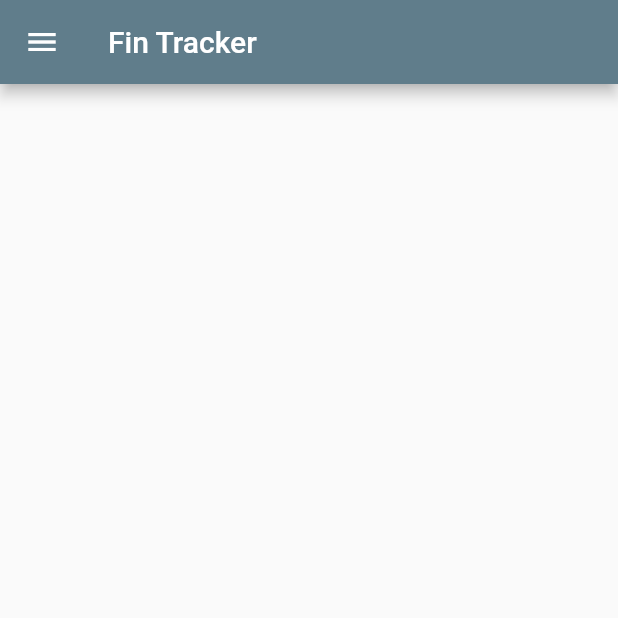
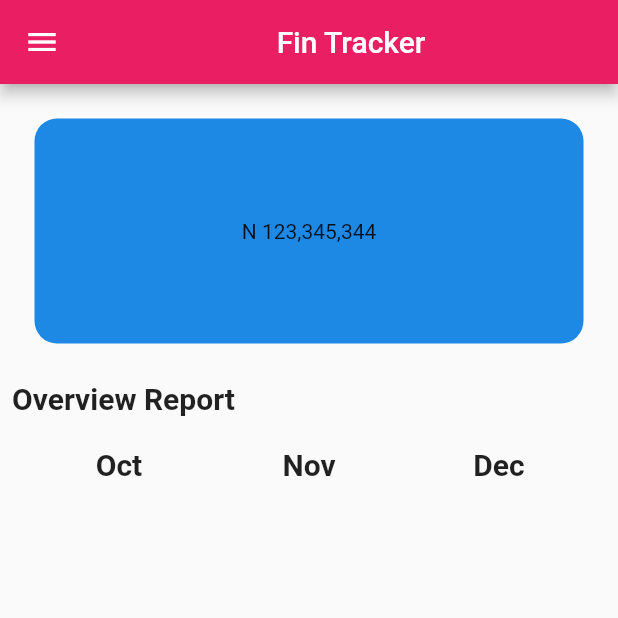
Before and after one commit to Wave780/Finance-Tracker, a Flutter app: the HomeScreen screen opened by its route, on a phone screen of 412 x 824 dp, the top half of it. Run offline on Flutter 3.47's test engine with Material 2 defaults, Android fonts, the phone set to English and light mode, and no system bars.

```diff
--- a/lib/Screen/home.dart
+++ b/lib/Screen/home.dart
@@ -8,19 +8,168 @@ class HomeScreen extends StatefulWidget {
 }
 
 class _HomeScreenState extends State<HomeScreen> {
+  DateTime today = DateTime.now();
+  DateTime now = DateTime.now();
+  int index = 1;
+
+  List<String> months = [
+    "Jan",
+    "Feb",
+    "Mar",
+    "Apr",
+    "May",
+    "Jun",
+    "Jul",
+    "Aug",
+    "Sep",
+    "Oct",
+    "Nov",
+    "Dec"
+  ];
+
+  //int index = 0;
   @override
   Widget build(BuildContext context) {
     return Scaffold(
-        appBar: AppBar(
-      leading: IconButton(
-          onPressed: () => Navigator.pop(context), icon: const Icon(Icons.menu)),
-          title: const Text('Fin Tracker'),
-    ));
+      appBar: AppBar(
+        leading: IconButton(
+            onPressed: () => Navigator.pop(context),
+            icon: const Icon(Icons.menu)),
+        title: const Center(child: Text('Fin Tracker')),
+      ),
+      body: Padding(
+        padding: const EdgeInsets.all(8.0),
+        child: Column(
+          mainAxisSize: MainAxisSize.max,
+          mainAxisAlignment: MainAxisAlignment.start,
+          crossAxisAlignment: CrossAxisAlignment.stretch,
+          children: [
+            Padding(
+              padding: const EdgeInsets.all(15.0),
+              child: Container(
+                height: 150,
+                decoration: BoxDecoration(
+                  borderRadius: BorderRadius.circular(15),
+                  color: Colors.blue.shade600,
+                ),
+                child: const Center(child: Text('N 123,345,344')),
+                //color: Colors.blue.shade600,
+              ),
+            ),
+            const SizedBox(
+              height: 10,
+            ),
+            const Text(
+              'Overview Report',
+              style: TextStyle(fontSize: 20, fontWeight: FontWeight.bold),
+            ),
+            Row(
+              mainAxisAlignment: MainAxisAlignment.spaceEvenly,
+              children: [],
+            ),
+            selectMonth()
+          ],
+        ),
+      ),
+    );
+  }
+
+  Widget selectMonth() {
+    return Padding(
+      padding: EdgeInsets.all(
+        8.0,
+      ),
+      child: Row(
+        mainAxisAlignment: MainAxisAlignment.spaceAround,
+        children: [
+          InkWell(
+            onTap: () {
+              setState(() {
+                index = 3;
+                today = DateTime(now.year, now.month - 2, today.day);
+              });
+            },
+            child: Container(
+              height: 50.0,
+              width: MediaQuery.of(context).size.width * 0.3,
+              decoration: BoxDecoration(
+                borderRadius: BorderRadius.circular(
+                  8.0,
+                ),
+                //color: index == 3 ? Static.PrimaryColor : Colors.white,
+              ),
+              alignment: Alignment.center,
+              child: Text(
+                months[now.month - 3],
+                style: TextStyle(
+                  fontSize: 20.0,
+                  fontWeight: FontWeight.w600,
+                  //color: index == 3 ? Colors.white : Static.PrimaryColor,
+                ),
+              ),
+            ),
+          ),
+          InkWell(
+            onTap: () {
+              setState(() {
+                index = 2;
+                today = DateTime(now.year, now.month - 1, today.day);
+              });
+            },
+            child: Container(
+              height: 50.0,
+              width: MediaQuery.of(context).size.width * 0.3,
+              decoration: BoxDecoration(
+                borderRadius: BorderRadius.circular(
+                  8.0,
+                ),
+                // color: index == 2 ? Static.PrimaryColor : Colors.white,
+              ),
+              alignment: Alignment.center,
+              child: Text(
+                months[now.month - 2],
+                style: TextStyle(
+                  fontSize: 20.0,
+                  fontWeight: FontWeight.w600,
+                  // color: index == 2 ? Colors.white : Static.PrimaryColor,
+                ),
+              ),
+            ),
+          ),
+          InkWell(
+            onTap: () {
+              setState(() {
+                index = 1;
+                today = DateTime.now();
+              });
+            },
+            child: Container(
+              height: 50.0,
+              width: MediaQuery.of(context).size.width * 0.3,
+              decoration: BoxDecoration(
+                borderRadius: BorderRadius.circular(
+                  8.0,
+                ),
+                //color: index == 1 ? Static.PrimaryColor : Colors.white,
+              ),
+              alignment: Alignment.center,
+              child: Text(
+                months[now.month - 1],
+                style: TextStyle(
+                  fontSize: 20.0,
+                  fontWeight: FontWeight.w600,
+                  //color: index == 1 ? Colors.white : Static.PrimaryColor,
+                ),
+              ),
+            ),
+          ),
+        ],
+      ),
+    );
   }
 }
 
-
 // ElevatedButton(
-        // child: Text('Data'),
-        // onPressed: () => Navigator.pop(context),
-      // ),
+// child: Text('Data'),
+// onPressed: () => Navigator.pop(context),
+// ),
--- a/lib/main.dart
+++ b/lib/main.dart
@@ -22,9 +22,7 @@ class MyApp extends StatelessWidget {
           // When navigating to the "/second" route, build the SecondScreen widget.
           '/second': (context) => const HomeScreen(),
         },
-        theme: ThemeData(
-          primarySwatch: Colors.blueGrey,
-        ),
+        theme: ThemeData(primarySwatch: Colors.pink),
         home: const OnboardingScreen());
   }
 }
```
